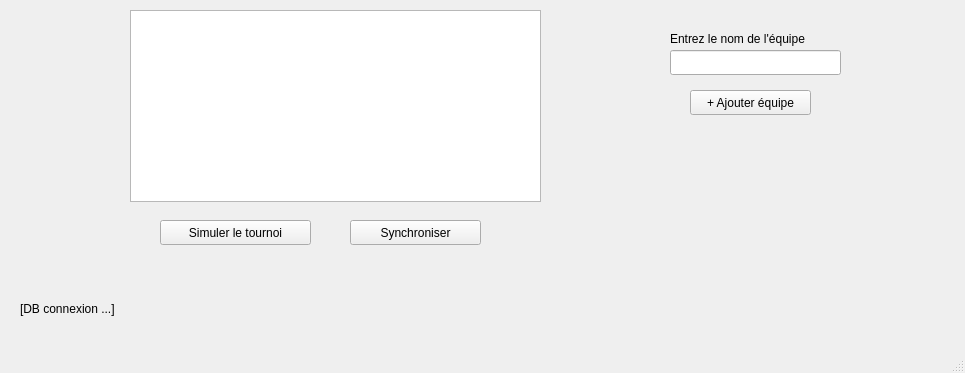
Qt form mainwindow.ui (valow-psd/Tournoi2Foot) before a commit.
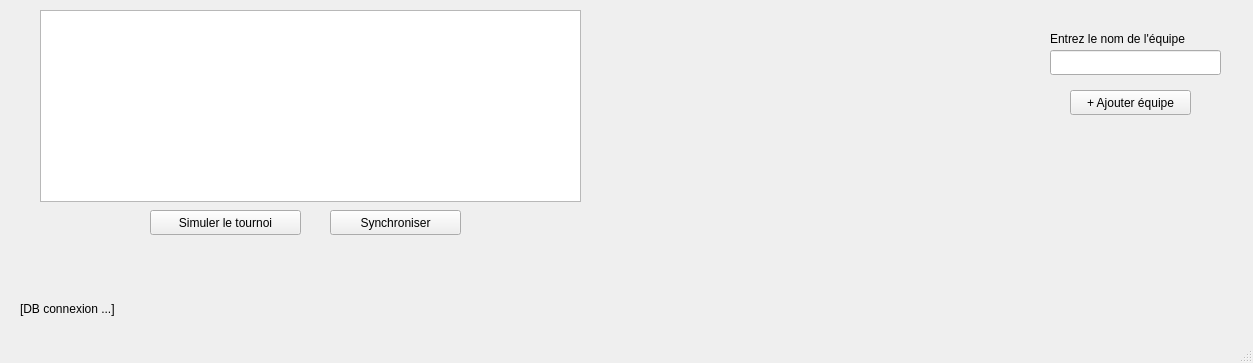
The same form after that commit.

Commit message: maj de la bdd , des requetes et des vues

What changed in the file:
```diff
--- a/mainwindow.ui
+++ b/mainwindow.ui
@@ -6,8 +6,8 @@
    <rect>
     <x>0</x>
     <y>0</y>
-    <width>965</width>
-    <height>373</height>
+    <width>1253</width>
+    <height>363</height>
    </rect>
   </property>
   <property name="windowTitle">
@@ -17,8 +17,8 @@
    <widget class="QPushButton" name="pushButton">
     <property name="geometry">
      <rect>
-      <x>160</x>
-      <y>220</y>
+      <x>150</x>
+      <y>210</y>
       <width>151</width>
       <height>25</height>
      </rect>
@@ -30,7 +30,7 @@
    <widget class="QLabel" name="label">
     <property name="geometry">
      <rect>
-      <x>670</x>
+      <x>1050</x>
       <y>30</y>
       <width>171</width>
       <height>17</height>
@@ -43,7 +43,7 @@
    <widget class="QLineEdit" name="lineEdit_nom_equipe">
     <property name="geometry">
      <rect>
-      <x>670</x>
+      <x>1050</x>
       <y>50</y>
       <width>171</width>
       <height>25</height>
@@ -53,7 +53,7 @@
    <widget class="QPushButton" name="button_ajouter_equipe">
     <property name="geometry">
      <rect>
-      <x>690</x>
+      <x>1070</x>
       <y>90</y>
       <width>121</width>
       <height>25</height>
@@ -66,8 +66,8 @@
    <widget class="QPushButton" name="loadTable">
     <property name="geometry">
      <rect>
-      <x>350</x>
-      <y>220</y>
+      <x>330</x>
+      <y>210</y>
       <width>131</width>
       <height>25</height>
      </rect>
@@ -92,9 +92,9 @@
    <widget class="QTableView" name="tableView">
     <property name="geometry">
      <rect>
-      <x>130</x>
+      <x>40</x>
       <y>10</y>
-      <width>411</width>
+      <width>541</width>
       <height>192</height>
      </rect>
     </property>
```
Left out of the diff: 2 changed lines with no effect on the pictures. The commit also changes 1 other file.
